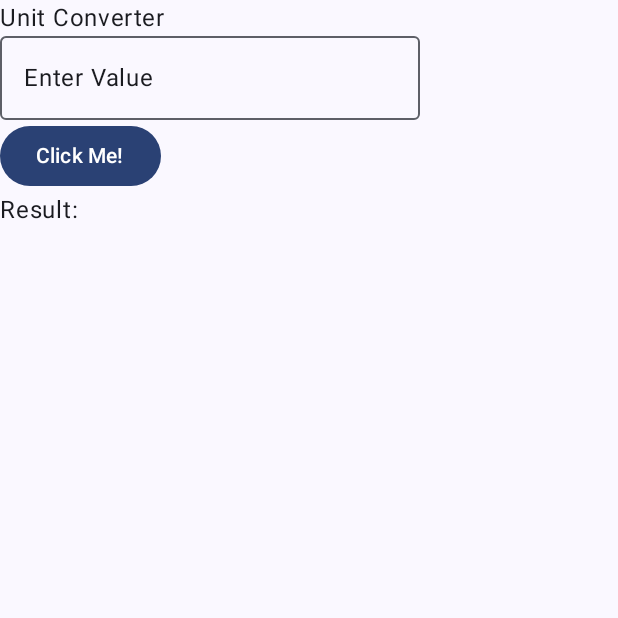
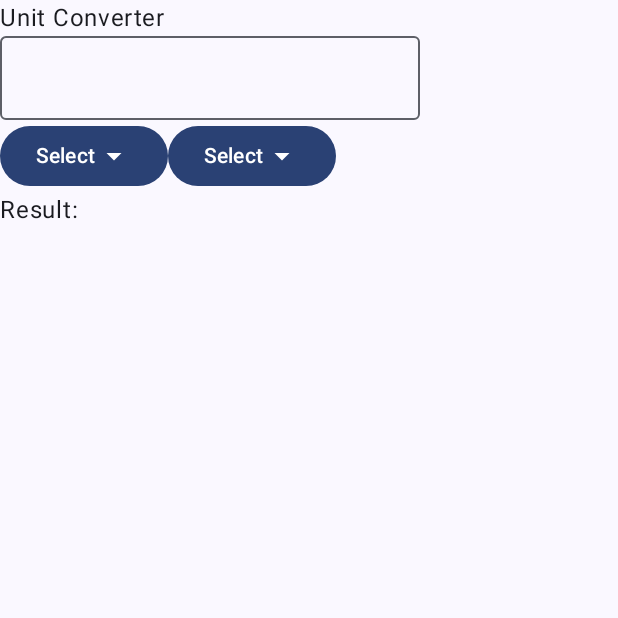
Before and after one commit to SarEnderTarkanson/KotlinMasterclass, an Android app built with Jetpack Compose: the screen it shows after launch (MainActivity), on a phone screen of 412 x 824 dp, the top half of it. Run offline under Robolectric (Android 15) with nearby library versions, the phone set to English and light mode, and no system bars.

Commit message:
Added a Box, Icon and DropDown Menu

```diff
--- a/UnitConverter/app/src/main/java/com/example/unitconverter/MainActivity.kt
+++ b/UnitConverter/app/src/main/java/com/example/unitconverter/MainActivity.kt
@@ -1,21 +1,24 @@
 package com.example.unitconverter
 
 import android.os.Bundle
-import android.widget.Toast
 import androidx.activity.ComponentActivity
 import androidx.activity.compose.setContent
 import androidx.activity.enableEdgeToEdge
+import androidx.compose.foundation.layout.Box
 import androidx.compose.foundation.layout.Column
 import androidx.compose.foundation.layout.Row
 import androidx.compose.foundation.layout.fillMaxSize
 import androidx.compose.foundation.layout.padding
+import androidx.compose.material.icons.Icons
+import androidx.compose.material.icons.filled.ArrowDropDown
 import androidx.compose.material3.Button
+import androidx.compose.material3.Icon
 import androidx.compose.material3.OutlinedTextField
 import androidx.compose.material3.Scaffold
 import androidx.compose.material3.Text
 import androidx.compose.runtime.Composable
 import androidx.compose.ui.Modifier
-import androidx.compose.ui.platform.LocalContext
+import androidx.compose.ui.node.InteroperableComposeUiNode
 import androidx.compose.ui.tooling.preview.Preview
 import com.example.unitconverter.ui.theme.UnitConverterTheme
 
@@ -44,18 +47,29 @@ fun UnitConverter(modifier: Modifier = Modifier) {
             .fillMaxSize()
     ) {
         Text("Unit Converter")
-        OutlinedTextField(value = "Enter Value", onValueChange = {})
+        OutlinedTextField(value = "", onValueChange = {
+
+        })
         Row {
-            val context = LocalContext.current
-            Button(onClick = {
-                Toast.makeText(
-                    context,
-                    "Thanks for clicking",
-                    Toast.LENGTH_LONG
-                ).show()
-            }) {
-                Text("Click Me!")
+            Box {
+                Button(onClick = {}) {
+                    Text("Select")
+                    Icon(
+                        Icons.Default.ArrowDropDown,
+                        contentDescription = "Arrow Down"
+                    )
+                }
             }
+            Box {
+                Button(onClick = {}) {
+                    Text("Select")
+                    Icon(
+                        Icons.Default.ArrowDropDown,
+                        contentDescription = "Arrow Down"
+                    )
+                }
+            }
+
         }
 
         Text("Result: ")
```
